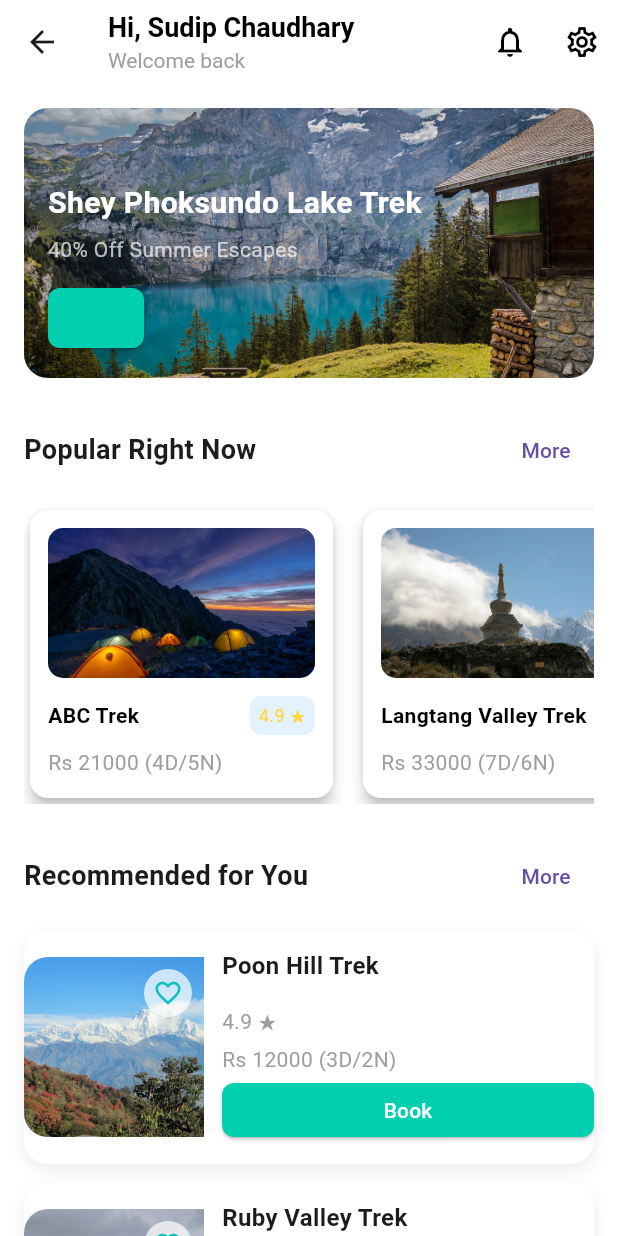
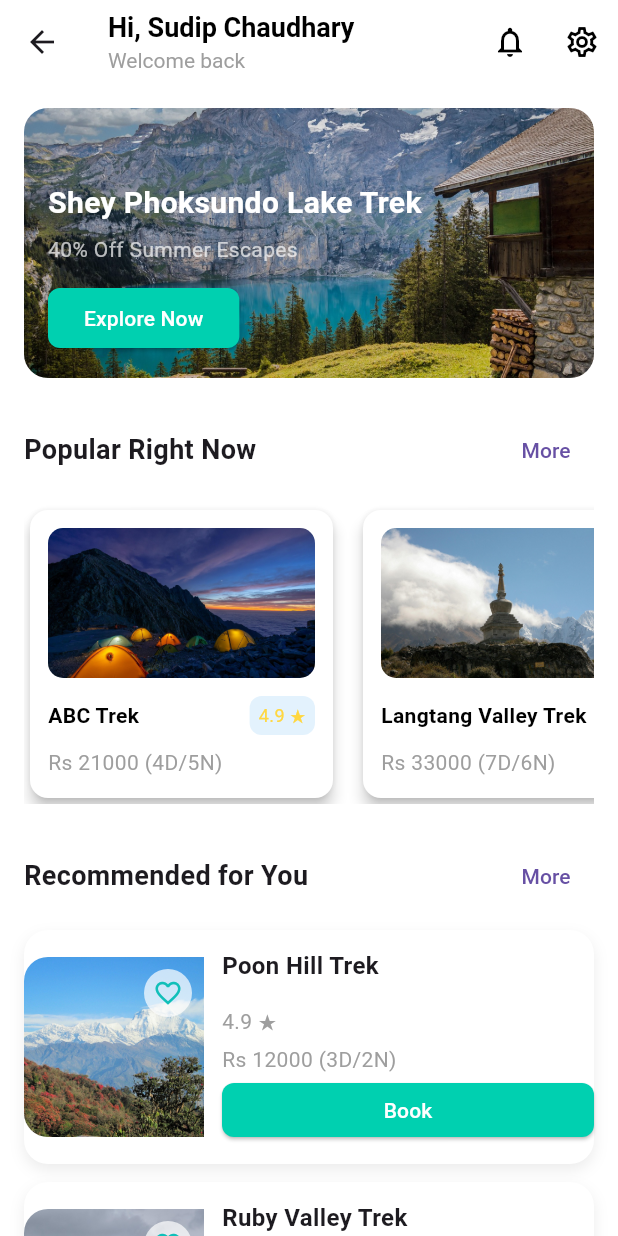
Before and after one commit to sudipchaudhary30/just_hike, a Flutter app: the HomeScreen screen opened directly, on a phone screen of 412 x 824 dp. Run offline on Flutter 3.47's test engine with Material 3 defaults, Android fonts, the phone set to English and light mode, and no system bars.

Commit message:
fixed the error in the first image

```diff
--- a/lib/screens/bottom_screen/home_screen.dart
+++ b/lib/screens/bottom_screen/home_screen.dart
@@ -96,7 +96,7 @@ class _HomeScreenState extends State<HomeScreen> {
                           ),
                         ),
                         child: const Text(
-                          '',
+                          'Explore Now',
                           style: TextStyle(color: Colors.white),
                         ),
                       ),
```
